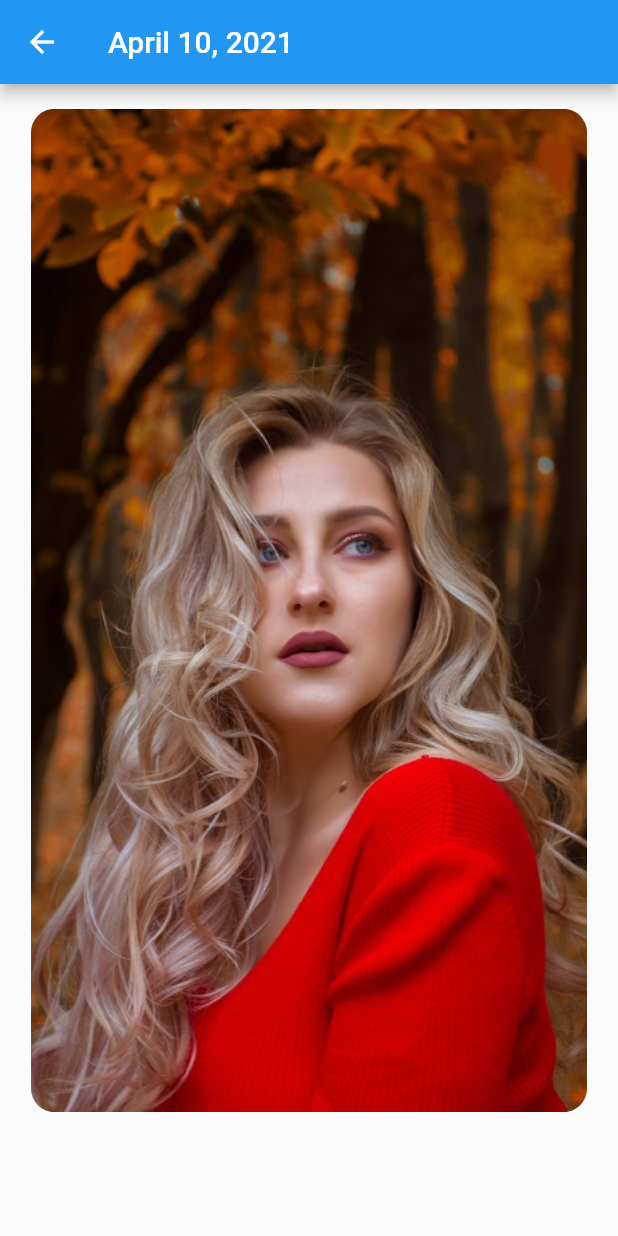
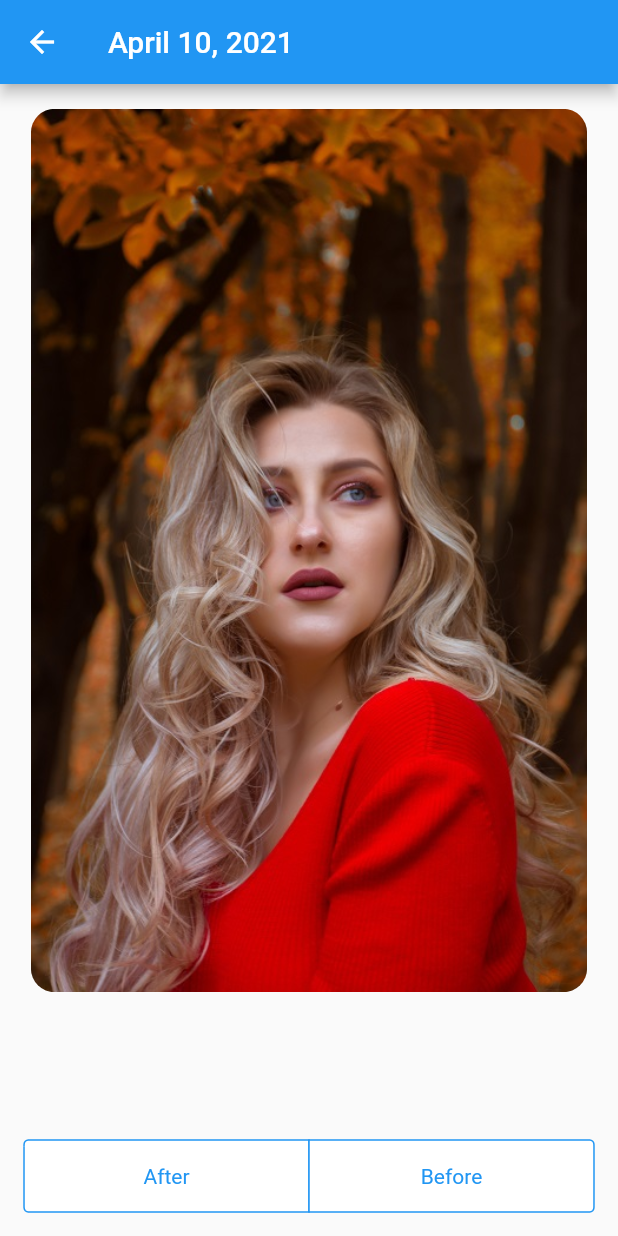
Before and after one commit to yid164/flutter_photo, a Flutter app: the screen it shows after launch, after a tap on "April 10, 2021", on a phone screen of 412 x 824 dp. Run offline on Flutter 3.47's test engine with Material 2 defaults, Android fonts, the phone set to English and light mode, and no system bars; our stand-ins replace image_picker.

Commit message:
segmented control

```diff
--- a/lib/components/image_detail_screen.dart
+++ b/lib/components/image_detail_screen.dart
@@ -26,6 +26,7 @@ class _ImageDetailScreen extends State<ImageDetailScreen> {
         child: Column(
           children: [
             buildPhotoBody(),
+            buildSegmentedControl()
           ],
         ),
       )
@@ -36,12 +37,8 @@ class _ImageDetailScreen extends State<ImageDetailScreen> {
     Size size = MediaQuery.of(context).size;
     return Expanded(
       child: Container(
-        margin: EdgeInsets.only(
-          bottom: size.height * 0.1,
-          left: size.width * 0.05,
-          right: size.width * 0.05,
-          top: size.height * 0.02,
-        ),
+        margin: EdgeInsets.fromLTRB(size.width * 0.05, size.height * 0.02,
+            size.width * 0.05, size.height * 0.1),
         padding: EdgeInsets.all(defaultPadding),
         decoration: BoxDecoration(
             color: Colors.transparent,
@@ -52,4 +49,27 @@ class _ImageDetailScreen extends State<ImageDetailScreen> {
       ),
     );
   }
+
+  Widget buildSegmentedControl() {
+    Size size = MediaQuery.of(context).size;
+    return Container(
+      width: size.width,
+      child: CupertinoSegmentedControl<int>(
+          padding: EdgeInsets.all(defaultPadding),
+          children: imageControl, onValueChanged: (int val) {}),
+    );
+
+
+  }
+
+  final Map<int, Widget> imageControl = const <int, Widget> {
+    0: Padding(
+      padding: EdgeInsets.all(defaultPadding),
+      child: Text('After'),
+    ),
+    1: Padding(
+      padding: EdgeInsets.all(defaultPadding),
+      child: Text('Before'),
+    ),
+  };
 }
```
